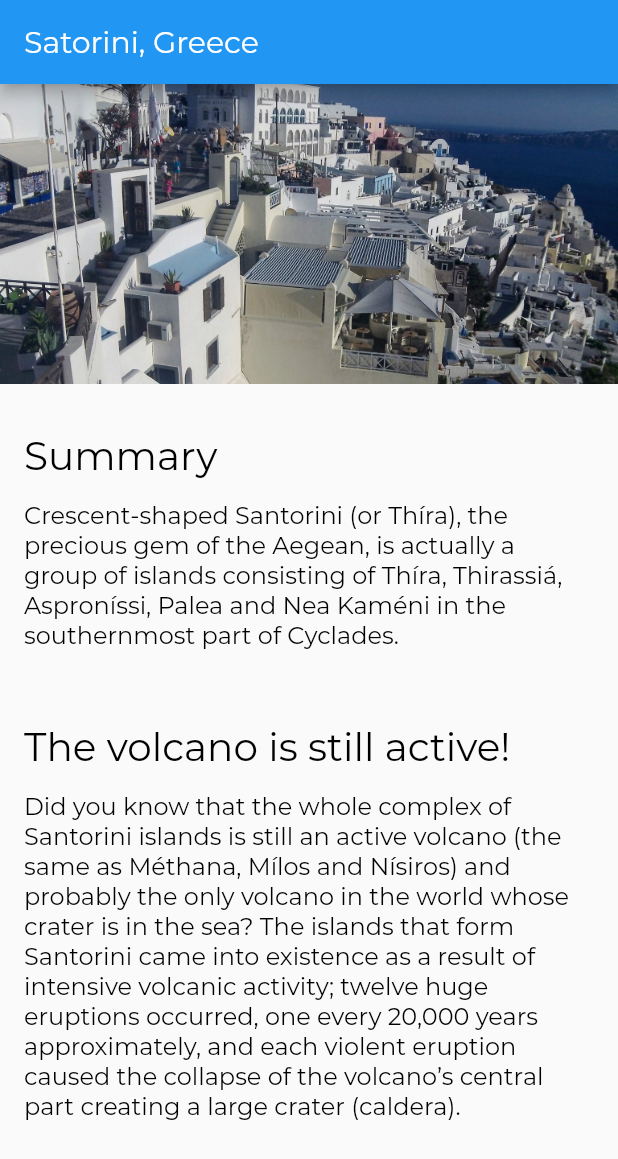
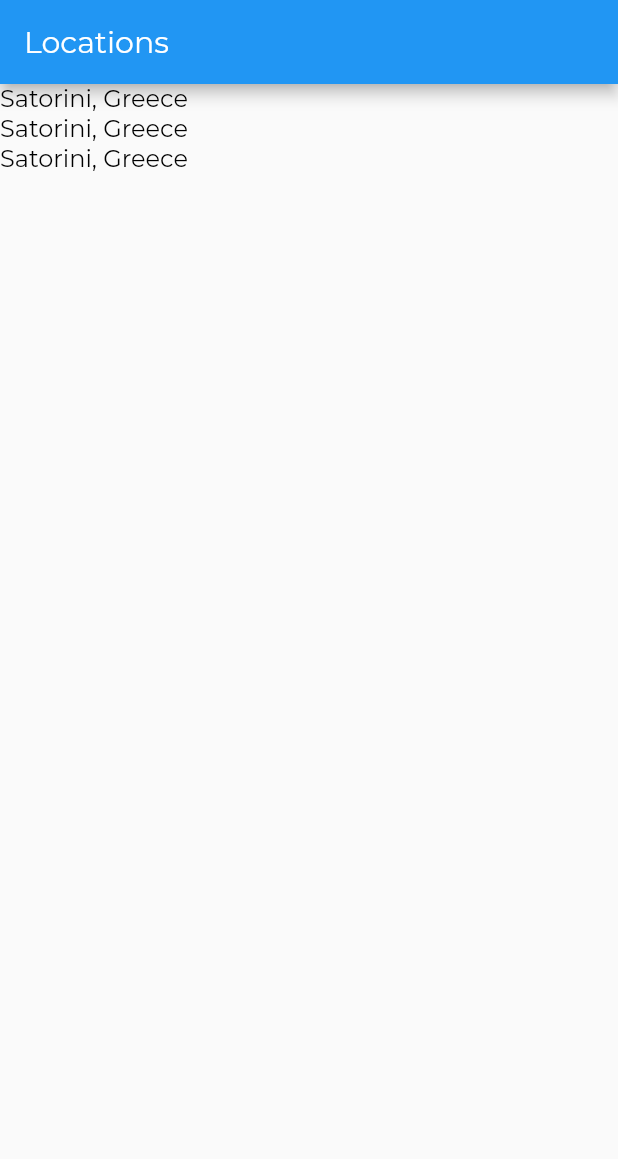
Before and after one commit to demkantor/flutter-tourism, a Flutter app: the screen it shows after launch, on a phone screen of 412 x 824 dp. Shown: the top 1159 px of the screen. Run offline on Flutter 3.47's test engine with Material 2 defaults, Android fonts, the phone set to English and light mode, and no system bars.

```diff
--- a/lib/app.dart
+++ b/lib/app.dart
@@ -1,14 +1,41 @@
 import 'package:flutter/material.dart';
 
-import './screens/location_detail/location_detail.dart';
+import './screens/locations/locations.dart';
+import 'screens/location_detail/location_detail.dart';
 import './style.dart';
+
+const LocationsRoute = '/';
+const LocationDetailRoute = '/location_detail';
 
 class App extends StatelessWidget {
   @override
   Widget build(BuildContext context) {
     return MaterialApp(
-      home: LocationDetail(),
-      theme: ThemeData(
+      onGenerateRoute: _routes(),
+      theme: _theme(),
+    );
+  }
+
+  RouteFactory _routes() {
+    return (settings) {
+      final Map<String, dynamic> arguments = settings.arguments;
+      Widget screen;
+      switch (settings.name) {
+        case LocationsRoute:
+          screen = Locations();
+          break;
+        case LocationDetailRoute:
+          screen = LocationDetail(arguments['id']);
+          break;
+        default:
+          return null;
+      }
+      return MaterialPageRoute(builder: (BuildContext context) => screen);
+    };
+  }
+
+  ThemeData _theme() {
+    return ThemeData(
       appBarTheme: AppBarTheme(
         textTheme: TextTheme(headline6: AppBarTextStyle),
       ),
@@ -16,7 +43,6 @@ class App extends StatelessWidget {
         headline6: TitleTextStyle,
         bodyText2: Body2TextStyle,
       ),
-      ),
     );
   }
 }
--- a/lib/models/location.dart
+++ b/lib/models/location.dart
@@ -2,15 +2,17 @@ import './location_fact.dart';
 
 /// Represents a tourism location a user can visit.
 class Location {
+  final int id;
   final String name;
   final String imagePath;
   final List<LocationFact> facts;
 
-  Location(this.name, this.imagePath, this.facts);
+  Location(this.id, this.name, this.imagePath, this.facts);
 
   static List<Location> fetchAll() {
     return [
       Location(
+        1,
         'Satorini, Greece',
         'assets/images/santorini.jpg',
         [
@@ -20,6 +22,37 @@ class Location {
               'Did you know that the whole complex of Santorini islands is still an active volcano (the same as Méthana, Mílos and Nísiros) and probably the only volcano in the world whose crater is in the sea? The islands that form Santorini came into existence as a result of intensive volcanic activity; twelve huge eruptions occurred, one every 20,000 years approximately, and each violent eruption caused the collapse of the volcano’s central part creating a large crater (caldera).'),
         ],
       ),
+      Location(
+        2,
+        'Satorini, Greece',
+        'assets/images/santorini2.jpg',
+        [
+          LocationFact('Summary',
+              'Japan’s Mt. Fuji is an active volcano about 100 kilometers southwest of Tokyo. Commonly called “Fuji-san,” it’s the country’s tallest peak, at 3,776 meters. A pilgrimage site for centuries, it’s considered one of Japan’s 3 sacred mountains, and summit hikes remain a popular activity. Its iconic profile is the subject of numerous works of art, notably Edo Period prints by Hokusai and Hiroshige.'),
+          LocationFact('Did You Know',
+              'There are three cities that surround Mount Fuji: Gotemba, Fujiyoshida and Fujinomiya.'),
+        ],
+      ),
+      Location(
+        3,
+        'Satorini, Greece',
+        'assets/images/santorini3.jpg',
+        [
+          LocationFact('Summary',
+              'While we could go on about the ethereal glow and seemingly endless heights of this bamboo grove on the outskirts of Kyoto, the sight\'s pleasures extend beyond the visual realm.'),
+          LocationFact('How to Get There',
+              'Kyoto airport, with several terminals, is located 16 kilometres south of the city and is also known as Kyoto. Kyoto can also be reached by transport links from other regional airports.'),
+        ],
+      ),
     ];
   }
+  static Location fetchById(int locationID) {
+    List<Location> locations = Location.fetchAll();
+    for (var i = 0; i < locations.length; i++) {
+      if (locations[i].id == locationID) {
+        return locations[i];
+      }
+    }
+    return null;
+  }
 }
--- a/lib/screens/location_detail/location_detail.dart
+++ b/lib/screens/location_detail/location_detail.dart
@@ -5,10 +5,13 @@ import './image_banner.dart';
 import '../../models/location.dart';
 
 class LocationDetail extends StatelessWidget {
+  final int _locationID;
+
+  LocationDetail(this._locationID);
+
   @override
   Widget build(BuildContext context) {
-    final locations = Location.fetchAll();
-    final location = locations.first;
+    final location = Location.fetchById(_locationID);
 
     return Scaffold(
       // resizeToAvoidBottomPadding: false,
--- /dev/null
+++ b/lib/screens/locations/locations.dart
@@ -0,0 +1,32 @@
+import 'package:flutter/material.dart';
+import '../../app.dart';
+import '../../models/location.dart';
+
+class Locations extends StatelessWidget {
+  @override
+  Widget build(BuildContext context) {
+    final locations = Location.fetchAll();
+
+    return Scaffold(
+      appBar: AppBar(
+        title: Text('Locations'),
+      ),
+      body: ListView(
+        children: locations
+            .map(
+              (location) => GestureDetector(
+                onTap: () => _onLocationTap(context, location.id),
+                child: Container(
+                  child: Text(location.name),
+                ),
+              ),
+            )
+            .toList(),
+      ),
+    );
+  }
+  _onLocationTap(BuildContext context, int locationID) {
+    Navigator.pushNamed(context, LocationDetailRoute,
+        arguments: {"id": locationID});
+  }
+}
```
Also changed, not shown: assets/images/santorini2.jpg (added), assets/images/santorini3.jpg (added). Lines whose indentation alone changed are shown as unchanged.
